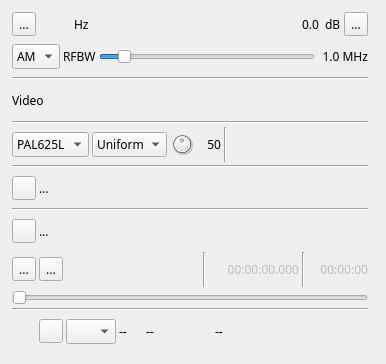
Qt form plugins/channeltx/modatv/atvmodgui.ui (f4exb/sdrangel) before a commit.
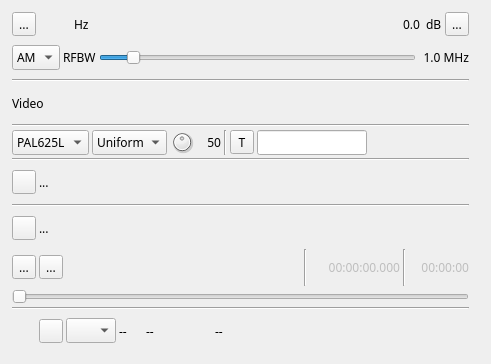
The same form after that commit. Icons and pictures are not drawn. Custom widgets are drawn as their Qt base class.

Commit message: ATV Modulator: text overlay for still images

Patch:
```diff
--- a/plugins/channeltx/modatv/atvmodgui.ui
+++ b/plugins/channeltx/modatv/atvmodgui.ui
@@ -6,7 +6,7 @@
    <rect>
     <x>0</x>
     <y>0</y>
-    <width>386</width>
+    <width>491</width>
     <height>364</height>
    </rect>
   </property>
@@ -39,7 +39,7 @@
     <rect>
      <x>10</x>
      <y>10</y>
-     <width>360</width>
+     <width>461</width>
      <height>341</height>
     </rect>
    </property>
@@ -421,6 +421,50 @@
         </property>
        </widget>
       </item>
+      <item>
+       <widget class="ButtonSwitch" name="overlayTextShow">
+        <property name="minimumSize">
+         <size>
+          <width>24</width>
+          <height>24</height>
+         </size>
+        </property>
+        <property name="toolTip">
+         <string>Activate text overlay</string>
+        </property>
+        <property name="text">
+         <string>T</string>
+        </property>
+       </widget>
+      </item>
+      <item>
+       <widget class="QLineEdit" name="overlayText">
+        <property name="minimumSize">
+         <size>
+          <width>110</width>
+          <height>0</height>
+         </size>
+        </property>
+        <property name="maximumSize">
+         <size>
+          <width>110</width>
+          <height>16777215</height>
+         </size>
+        </property>
+        <property name="toolTip">
+         <string>Text overlay</string>
+        </property>
+        <property name="text">
+         <string/>
+        </property>
+        <property name="maxLength">
+         <number>12</number>
+        </property>
+        <property name="cursorPosition">
+         <number>0</number>
+        </property>
+       </widget>
+      </item>
       <item>
        <spacer name="horizontalSpacer_3">
         <property name="orientation">
```
The commit also changes 4 other files.
